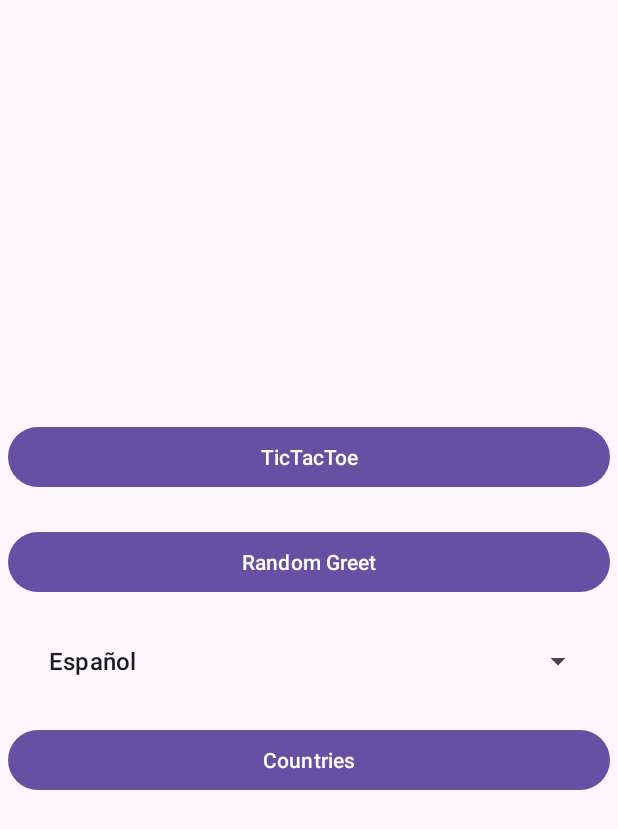
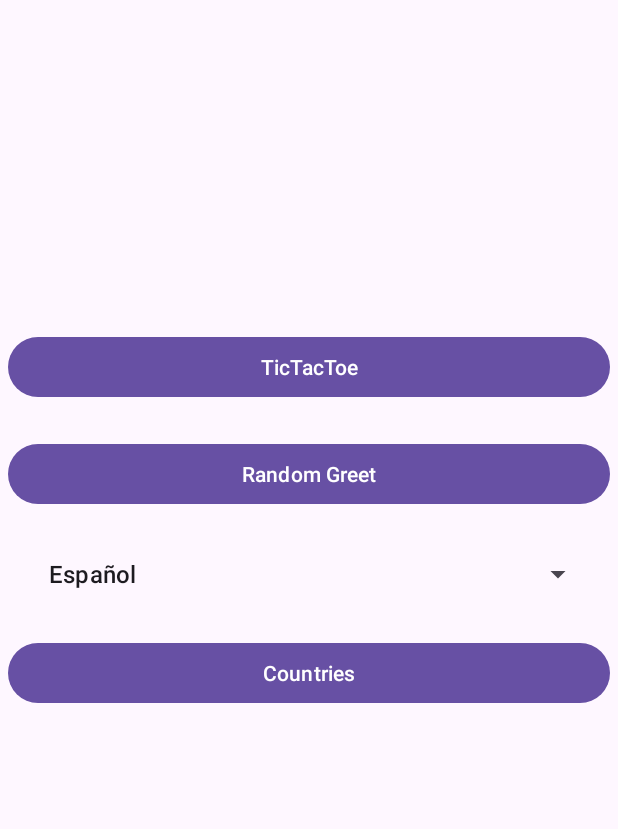
Before and after one commit to gams2004/TriquiApp, an Android app: the screen it shows after launch (MainActivity), on a phone screen of 412 x 824 dp. Shown: the top 829 px of the screen. Run offline under Robolectric (Android 15) with nearby library versions, the phone set to English and light mode, and no system bars.

Commit message:
Correción Contrains

```diff
--- a/Tallertriqui/app/src/main/res/layout/activity_main.xml
+++ b/Tallertriqui/app/src/main/res/layout/activity_main.xml
@@ -18,6 +18,7 @@
         android:layout_width="0dp"
         android:layout_height="wrap_content"
         android:layout_marginTop="20dp"
+        android:layout_marginBottom="8dp"
         android:padding="10dp"
         android:text="Countries"
         app:layout_constraintBottom_toBottomOf="parent"
@@ -53,7 +54,7 @@
         app:layout_constraintHorizontal_bias="0.444"
         app:layout_constraintStart_toStartOf="parent"
         app:layout_constraintTop_toTopOf="parent"
-        app:layout_constraintVertical_bias="0.358" />
+        app:layout_constraintVertical_bias="0.279" />
 
     <Spinner
         android:id="@+id/LanguageSpinner"
```
